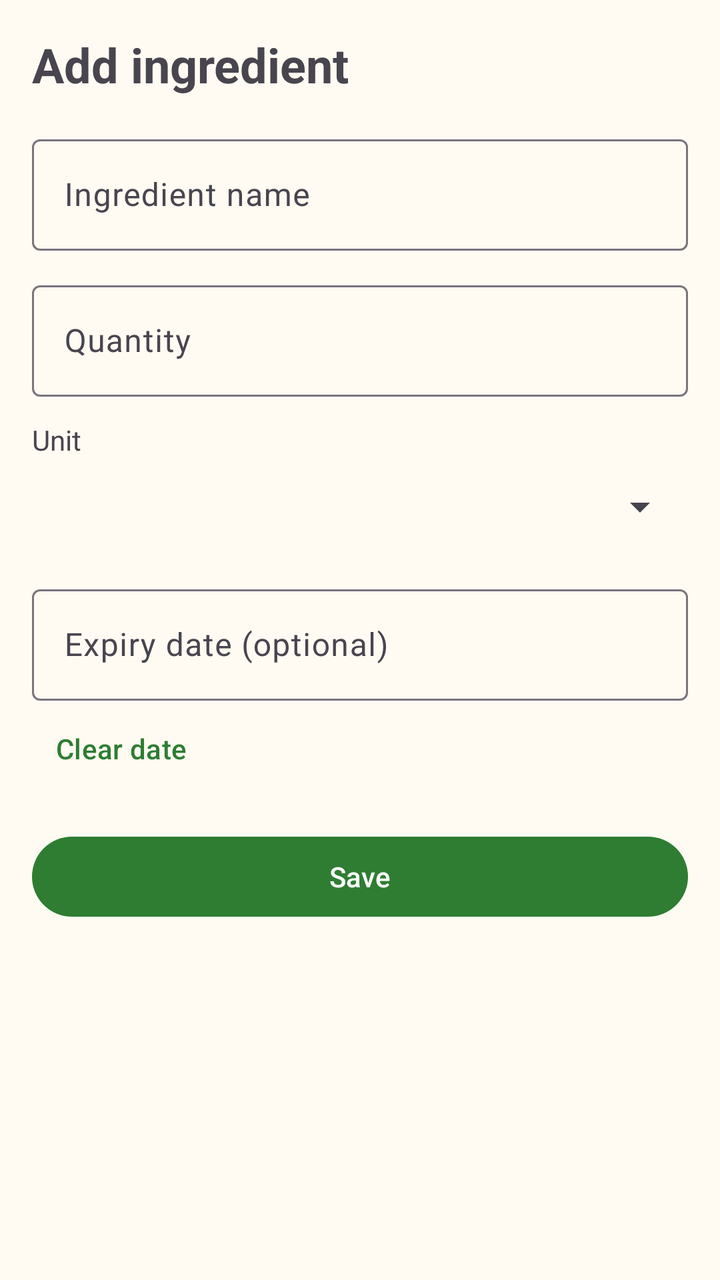
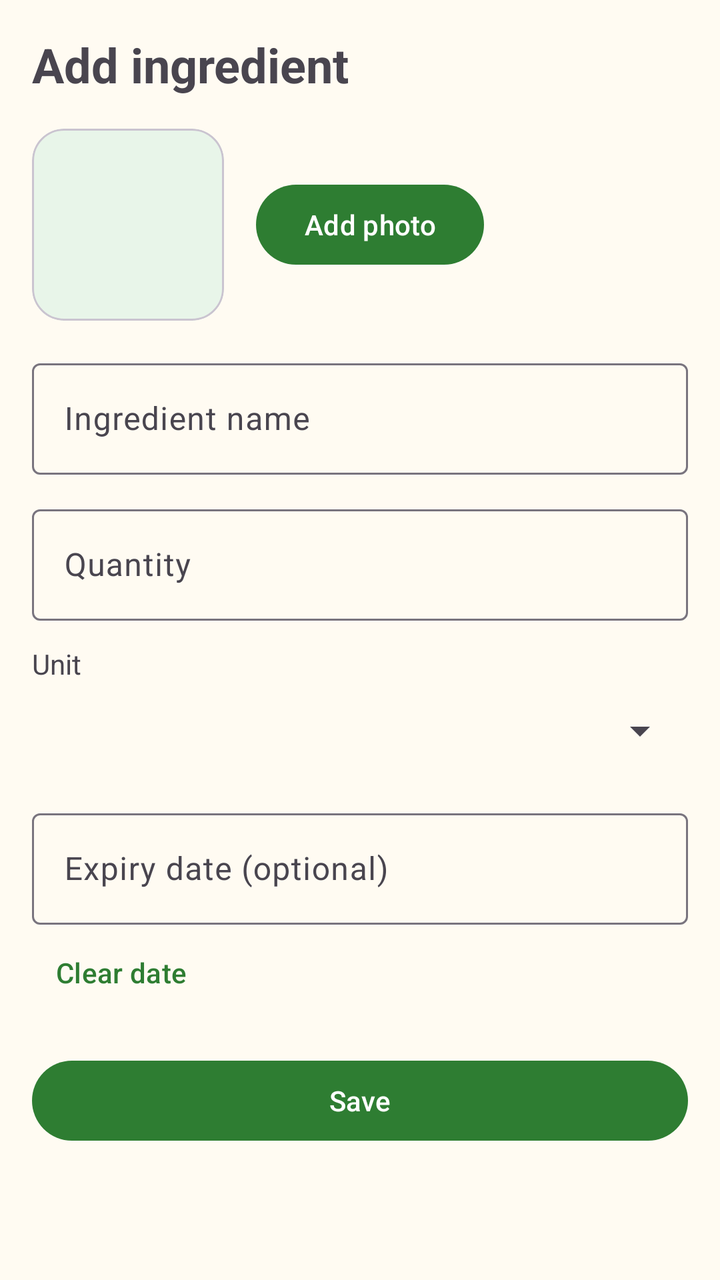

Screens rendered from an Android XML layout before and after an edit, with the pre-edit source and the edit as a unified diff.
<!-- AndroidManifest.xml: application theme Theme.SmartPantryManager -->
<!-- res/layout/activity_add_edit.xml -->
<?xml version="1.0" encoding="utf-8"?>
<ScrollView
    xmlns:android="http://schemas.android.com/apk/res/android"
    xmlns:app="http://schemas.android.com/apk/res-auto"
    android:id="@+id/addEditRoot"
    android:layout_width="match_parent"
    android:layout_height="match_parent"
    android:fillViewport="true">

    <LinearLayout
        android:layout_width="match_parent"
        android:layout_height="wrap_content"
        android:orientation="vertical"
        android:padding="16dp">

        <TextView
            android:id="@+id/textFormTitle"
            android:layout_width="match_parent"
            android:layout_height="wrap_content"
            android:paddingBottom="16dp"
            android:text="Add ingredient"
            android:textSize="24sp"
            android:textStyle="bold" />

        <com.google.android.material.textfield.TextInputLayout
            android:id="@+id/layoutName"
            android:layout_width="match_parent"
            android:layout_height="wrap_content"
            android:hint="Ingredient name">

            <com.google.android.material.textfield.TextInputEditText
                android:id="@+id/editName"
                android:layout_width="match_parent"
                android:layout_height="wrap_content"
                android:inputType="textCapWords"
                android:maxLength="40"
                android:singleLine="true" />
        </com.google.android.material.textfield.TextInputLayout>

        <com.google.android.material.textfield.TextInputLayout
            android:id="@+id/layoutQuantity"
            android:layout_width="match_parent"
            android:layout_height="wrap_content"
            android:layout_marginTop="12dp"
            android:hint="Quantity">

            <com.google.android.material.textfield.TextInputEditText
                android:id="@+id/editQuantity"
                android:layout_width="match_parent"
                android:layout_height="wrap_content"
                android:inputType="numberDecimal"
                android:singleLine="true" />
        </com.google.android.material.textfield.TextInputLayout>

        <TextView
            android:layout_width="wrap_content"
            android:layout_height="wrap_content"
            android:layout_marginTop="12dp"
            android:text="Unit"
            android:textSize="14sp" />

        <Spinner
            android:id="@+id/spinnerUnit"
            android:layout_width="match_parent"
            android:layout_height="48dp" />

        <com.google.android.material.textfield.TextInputLayout
            android:id="@+id/layoutExpiry"
            android:layout_width="match_parent"
            android:layout_height="wrap_content"
            android:layout_marginTop="12dp"
            android:hint="Expiry date (optional)">

            <com.google.android.material.textfield.TextInputEditText
                android:id="@+id/editExpiry"
                android:layout_width="match_parent"
                android:layout_height="wrap_content"
                android:clickable="true"
                android:cursorVisible="false"
                android:focusable="false"
                android:inputType="none" />
        </com.google.android.material.textfield.TextInputLayout>

        <Button
            android:id="@+id/buttonClearExpiry"
            style="@style/Widget.Material3.Button.TextButton"
            android:layout_width="wrap_content"
            android:layout_height="wrap_content"
            android:text="Clear date" />

        <Button
            android:id="@+id/buttonSave"
            android:layout_width="match_parent"
            android:layout_height="wrap_content"
            android:layout_marginTop="16dp"
            android:text="Save" />

        <Button
            android:id="@+id/buttonDelete"
            style="@style/Widget.Material3.Button.OutlinedButton"
            android:layout_width="match_parent"
            android:layout_height="wrap_content"
            android:layout_marginTop="8dp"
            android:text="Delete"
            android:visibility="gone" />

    </LinearLayout>
</ScrollView>
<!-- resources referenced by this layout -->
<resources>
  <style name="Theme.SmartPantryManager" parent="Base.Theme.SmartPantryManager" />
  <style name="Base.Theme.SmartPantryManager" parent="Theme.Material3.Light.NoActionBar">
          <item name="colorPrimary">@color/pantry_green</item>
          <item name="colorOnPrimary">@color/white</item>
          <item name="colorPrimaryContainer">@color/pantry_green_light</item>
          <item name="colorOnPrimaryContainer">@color/pantry_green_dark</item>
          <item name="colorSecondary">@color/pantry_orange</item>
          <item name="colorOnSecondary">@color/white</item>
          <item name="colorSecondaryContainer">@color/pantry_green_light</item>
          <item name="colorOnSecondaryContainer">@color/pantry_green_dark</item>
          <item name="android:windowBackground">@color/pantry_background</item>
      </style>
  <color name="pantry_green">#2E7D32</color>
  <color name="white">#FFFFFFFF</color>
  <color name="pantry_green_light">#C8E6C9</color>
  <color name="pantry_green_dark">#1B5E20</color>
  <color name="pantry_orange">#FF8F00</color>
  <color name="pantry_background">#FFFBF2</color>
</resources>

<!-- the commit's change to res/layout/activity_add_edit.xml (unified diff, before → after) -->
@@ -21,6 +21,62 @@
             android:text="Add ingredient"
             android:textSize="24sp"
             android:textStyle="bold" />
+        <LinearLayout
+            android:layout_width="match_parent"
+            android:layout_height="wrap_content"
+            android:layout_marginBottom="16dp"
+            android:gravity="center_vertical"
+            android:orientation="horizontal">
+
+            <com.google.android.material.card.MaterialCardView
+                android:layout_width="96dp"
+                android:layout_height="96dp"
+                app:cardBackgroundColor="#E8F5E9"
+                app:cardCornerRadius="16dp"
+                app:cardElevation="0dp">
+
+                <FrameLayout
+                    android:layout_width="match_parent"
+                    android:layout_height="match_parent">
+
+                    <ImageView
+                        android:id="@+id/imagePreview"
+                        android:layout_width="match_parent"
+                        android:layout_height="match_parent"
+                        android:contentDescription="Ingredient picture"
+                        android:scaleType="centerCrop"
+                        android:visibility="gone" />
+
+                    <TextView
+                        android:id="@+id/textPreviewEmoji"
+                        android:layout_width="match_parent"
+                        android:layout_height="match_parent"
+                        android:gravity="center"
+                        android:textSize="44sp" />
+                </FrameLayout>
+            </com.google.android.material.card.MaterialCardView>
+
+            <LinearLayout
+                android:layout_width="wrap_content"
+                android:layout_height="wrap_content"
+                android:layout_marginStart="16dp"
+                android:orientation="vertical">
+
+                <Button
+                    android:id="@+id/buttonAddPhoto"
+                    android:layout_width="wrap_content"
+                    android:layout_height="wrap_content"
+                    android:text="Add photo" />
+
+                <Button
+                    android:id="@+id/buttonRemovePhoto"
+                    style="@style/Widget.Material3.Button.TextButton"
+                    android:layout_width="wrap_content"
+                    android:layout_height="wrap_content"
+                    android:text="Remove photo"
+                    android:visibility="gone" />
+            </LinearLayout>
+        </LinearLayout>
 
         <com.google.android.material.textfield.TextInputLayout
             android:id="@+id/layoutName"
